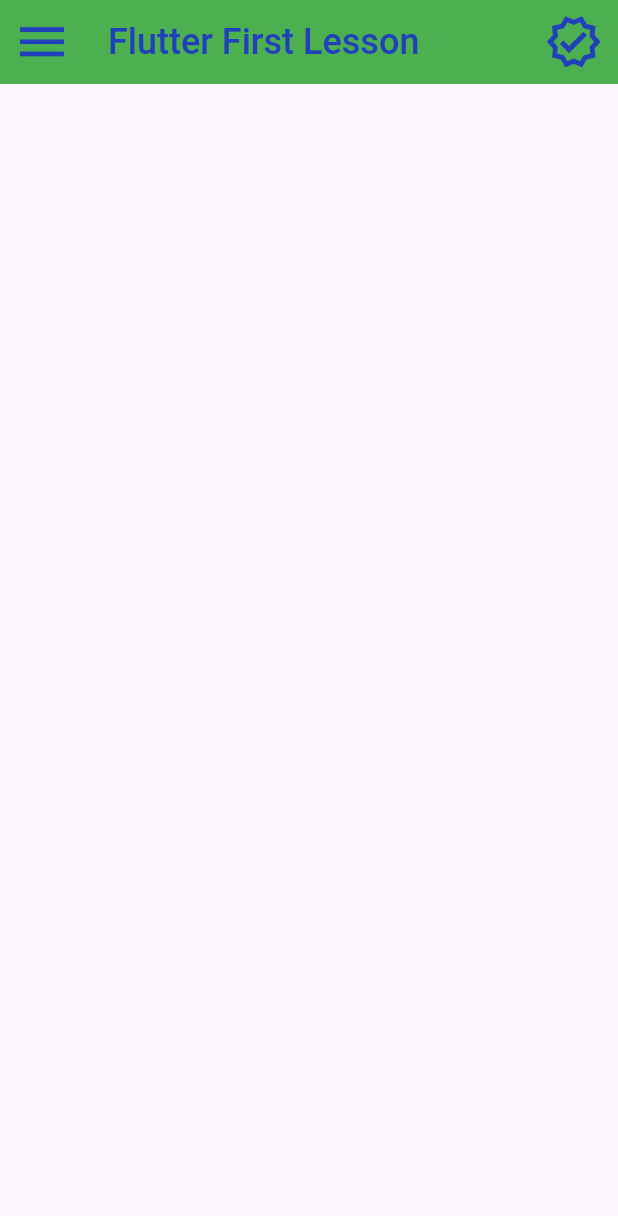
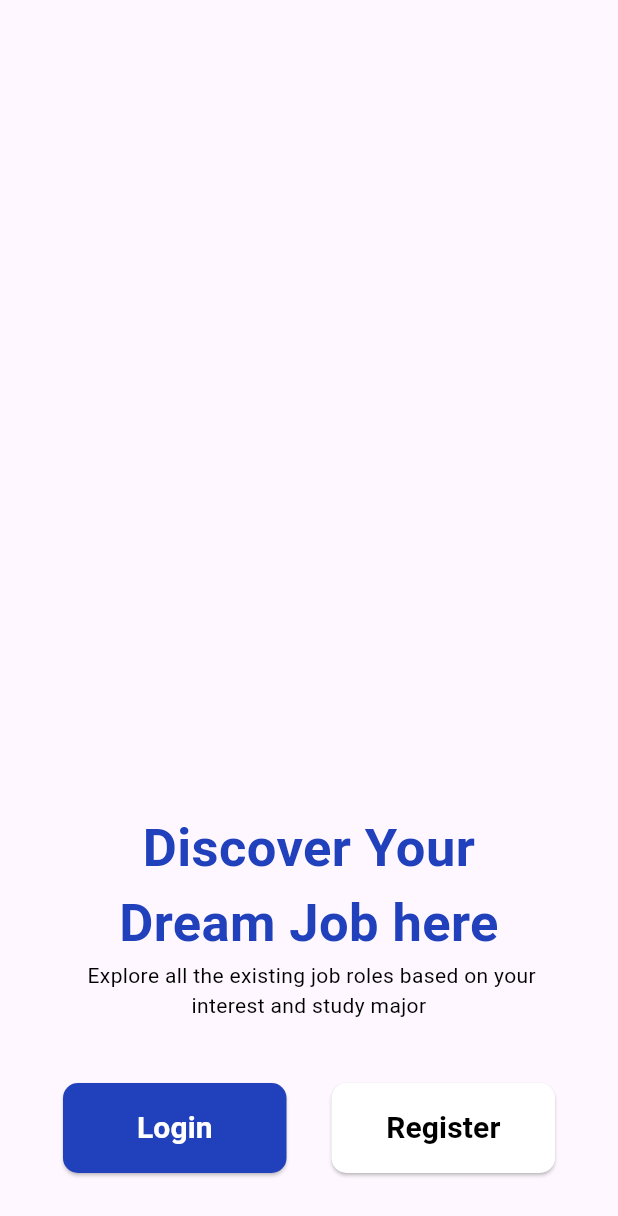
Before and after one commit to QalibAli/new_lesson, a Flutter app: the screen it shows after launch, on a phone screen of 412 x 824 dp. Shown: the top 1216 px of the screen. Run offline on Flutter 3.47's test engine with Material 3 defaults, Android fonts, the phone set to English and light mode, and no system bars.

Commit message:
second commit

```diff
--- a/lib/constants/app_color.dart
+++ b/lib/constants/app_color.dart
@@ -4,4 +4,6 @@ class AppColors {
   AppColors._();
 
   static const blue = Color(0xff2041bb);
+  static const white = Colors.white;
+  static const black = Colors.black;
 }
--- /dev/null
+++ b/lib/constants/app_paddings.dart
@@ -0,0 +1,9 @@
+import 'package:flutter/material.dart';
+
+class AppPaddings{
+  AppPaddings._();
+
+  static const lr42 = EdgeInsets.symmetric(horizontal: 42);
+  static const lr22 = EdgeInsets.symmetric(horizontal: 22);
+  static const all42 = EdgeInsets.all(42);
+}
--- /dev/null
+++ b/lib/constants/app_text_styles.dart
@@ -0,0 +1,23 @@
+import 'package:first_lesson/constants/app_color.dart';
+import 'package:flutter/material.dart';
+
+class AppTextStyles {
+  AppTextStyles._();
+
+  static const sb20w = TextStyle(
+    fontSize: 20,
+    fontWeight: FontWeight.w600,
+  );
+
+  static const sb35b = TextStyle(
+    fontSize: 35,
+    fontWeight: FontWeight.w600,
+    color: AppColors.blue,
+  );
+
+  static const r14bl = TextStyle(
+    fontSize: 14,
+    fontWeight: FontWeight.w400,
+    color: AppColors.black,
+  );
+}
--- /dev/null
+++ b/lib/constants/app_texts.dart
@@ -0,0 +1,9 @@
+class AppTexts {
+  AppTexts._();
+
+  static const login = 'Login';
+  static const register = 'Register';
+  static const welcomeHeaderText = "Discover Your Dream Job here";
+  static const welcomSubtitleText =
+      " Explore all the existing job roles based on your interest and study major";
+}
--- a/lib/main.dart
+++ b/lib/main.dart
@@ -1,6 +1,5 @@
+import 'package:first_lesson/presentation/screens/welcome/welcome_screen.dart';
 import 'package:flutter/material.dart';
-
-import 'presentation/screens/home/home_screen.dart';
 
 void main() {
   runApp(const MyApp());
@@ -18,7 +17,7 @@ class MyApp extends StatelessWidget {
         colorScheme: ColorScheme.fromSeed(seedColor: Colors.deepPurple),
         useMaterial3: true,
       ),
-      home: const HomeScreen(),
+      home: const WelcomeScreen(),
     );
   }
 }
--- a/lib/presentation/screens/home/home_screen.dart
+++ b/lib/presentation/screens/home/home_screen.dart
@@ -21,7 +21,13 @@ class HomeScreen extends StatelessWidget {
           size: 39,
         ),
         actions: const [
-
+          Padding(
+            padding: EdgeInsets.symmetric(horizontal: 10),
+            child: Icon(
+              Icons.verified_outlined,
+              size: 39,
+            ),
+          ),
           Padding(
             padding: EdgeInsets.symmetric(horizontal: 10),
             child: Icon(
--- /dev/null
+++ b/lib/presentation/screens/welcome/welcome_screen.dart
@@ -0,0 +1,25 @@
+import 'package:first_lesson/constants/app_color.dart';
+import 'package:first_lesson/constants/app_paddings.dart';
+import 'package:first_lesson/constants/app_text_styles.dart';
+import 'package:first_lesson/presentation/screens/welcome/widgets/welcome_buttons.dart';
+import 'package:first_lesson/presentation/screens/welcome/widgets/welcome_texts.dart';
+import 'package:flutter/material.dart';
+
+class WelcomeScreen extends StatelessWidget {
+  const WelcomeScreen({super.key});
+
+  @override
+  Widget build(BuildContext context) {
+    return const Scaffold(
+      body: SafeArea(
+        child: Column(
+          mainAxisAlignment: MainAxisAlignment.end,
+          children: [
+            WelcomeTexts(),
+            WelcomeButtons(),
+          ],
+        ),
+      ),
+    );
+  }
+}
--- /dev/null
+++ b/lib/presentation/screens/welcome/widgets/welcome_buttons.dart
@@ -0,0 +1,44 @@
+import 'package:first_lesson/constants/app_color.dart';
+import 'package:first_lesson/constants/app_paddings.dart';
+import 'package:first_lesson/constants/app_texts.dart';
+import 'package:first_lesson/presentation/widgets/global_button.dart';
+import 'package:flutter/material.dart';
+
+class WelcomeButtons extends StatelessWidget {
+  const WelcomeButtons({super.key});
+
+  @override
+  Widget build(BuildContext context) {
+    return  Column(
+      children: [
+        Padding(
+          padding: AppPaddings.all42,
+          child: Row(
+            mainAxisAlignment: MainAxisAlignment.center,
+            children: [
+              GlobalButton(
+                text: AppTexts.login,
+                backgroundColor: AppColors.blue,
+                foregroundColor: AppColors.white,
+                onPressed: () {
+                  //login
+                },
+              ),
+              const SizedBox(
+                width: 30,
+              ),
+              GlobalButton(
+                text: AppTexts.register,
+                backgroundColor: AppColors.white,
+                foregroundColor: AppColors.black,
+                onPressed: () {
+                  //register
+                },
+              ),
+            ],
+          ),
+        ),
+      ],
+    );
+  }
+}
--- /dev/null
+++ b/lib/presentation/screens/welcome/widgets/welcome_texts.dart
@@ -0,0 +1,30 @@
+import 'package:first_lesson/constants/app_paddings.dart';
+import 'package:first_lesson/constants/app_text_styles.dart';
+import 'package:first_lesson/constants/app_texts.dart';
+import 'package:flutter/material.dart';
+
+class WelcomeTexts extends StatelessWidget {
+
+  const WelcomeTexts({ super.key });
+
+   @override
+   Widget build(BuildContext context) {
+       return const Padding(
+              padding: AppPaddings.lr42,
+              child: Column(
+                children: [
+                  Text(
+                    AppTexts.welcomeHeaderText,
+                    textAlign: TextAlign.center,
+                    style: AppTextStyles.sb35b,
+                  ),
+                  Text(
+                    AppTexts.welcomSubtitleText,
+                    textAlign: TextAlign.center,
+                    style: AppTextStyles.r14bl,
+                  ),
+                ],
+              ),
+            );
+  }
+}
--- /dev/null
+++ b/lib/presentation/widgets/global_button.dart
@@ -0,0 +1,42 @@
+import 'package:first_lesson/constants/app_text_styles.dart';
+import 'package:flutter/material.dart';
+
+class GlobalButton extends StatelessWidget {
+  const GlobalButton({
+    super.key,
+    required this.text,
+    required this.backgroundColor,
+    required this.foregroundColor,
+    required this.onPressed,
+  });
+
+  final String text;
+  final Color backgroundColor;
+  final Color foregroundColor;
+  final void Function() onPressed;
+  @override
+  Widget build(BuildContext context) {
+    return Expanded(
+      child: SizedBox(
+        height: 60,
+        child: ElevatedButton(
+          onPressed: onPressed,
+          style: ElevatedButton.styleFrom(
+            shape: RoundedRectangleBorder(
+              borderRadius: BorderRadius.circular(10),
+            ),
+            backgroundColor: backgroundColor,
+            foregroundColor: foregroundColor,
+          ),
+          child: Text(
+            text,
+            style: AppTextStyles.sb20w,
+          ),
+        ),
+      ),
+    );
+  }
+}
+
+// button background color
+// button foreground color
```
Also changed, not shown: pubspec.yaml (+1 -46 lines).
